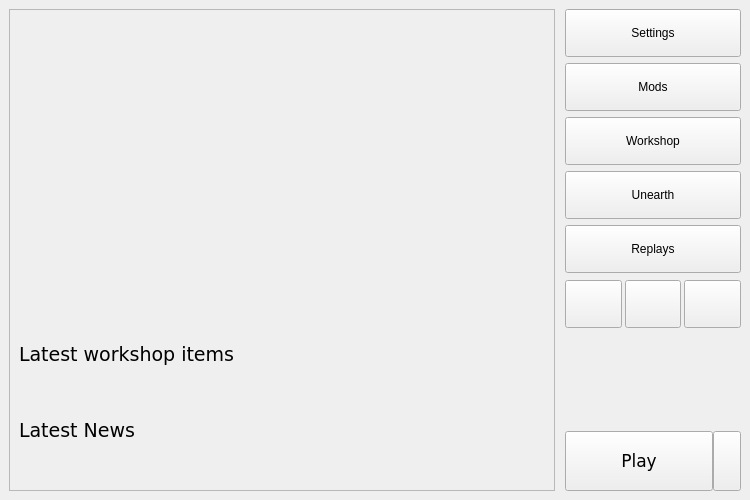
Old version of the form ui/launchermainwindow.ui in the repository Kammerer001/keeperfx-launcher-qt.
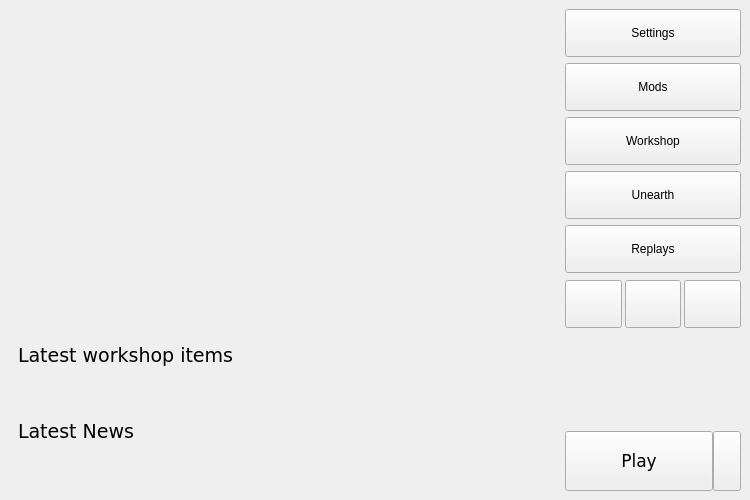
New version of the form. Icons and pictures are not drawn.

Commit message: update main window scrollarea style

```diff
--- a/ui/launchermainwindow.ui
+++ b/ui/launchermainwindow.ui
@@ -42,6 +42,58 @@
       <property name="font">
        <font/>
       </property>
+      <property name="styleSheet">
+       <string notr="true">QScrollArea {
+	background-color: #2D2D2D;
+}
+
+QScrollArea &gt; QWidget &gt; QWidget {
+    background-color: #2d2d2d;
+}
+
+/* Main scrollbar track */
+QScrollBar:vertical {
+    border: none;
+    background-color: #2d2d2d;
+    width: 12px; 
+    margin: 0px;
+}
+
+/* The draggable thumb (slider) */
+QScrollBar::handle:vertical {
+    background-color: #383838;
+    min-height: 30px;
+    border-radius: 6px;
+    margin: 2px;
+}
+
+/* Hover state for the draggable thumb */
+QScrollBar::handle:vertical:hover {
+    background-color: #444;
+}
+
+/* Pressed state for the draggable thumb */
+QScrollBar::handle:vertical:pressed {
+    background-color: #4E4E4E;
+}
+
+/* Hide the top and bottom arrow buttons (modern flat look) */
+QScrollBar::add-line:vertical,
+QScrollBar::sub-line:vertical {
+    border: none;
+    background: none;
+    height: 0px; 
+}
+
+/* The track area above and below the handle */
+QScrollBar::add-page:vertical,
+QScrollBar::sub-page:vertical {
+    background: none;
+}</string>
+      </property>
+      <property name="frameShape">
+       <enum>QFrame::Shape::NoFrame</enum>
+      </property>
       <property name="horizontalScrollBarPolicy">
        <enum>Qt::ScrollBarPolicy::ScrollBarAlwaysOff</enum>
       </property>
@@ -53,8 +105,8 @@
         <rect>
          <x>0</x>
          <y>0</y>
-         <width>544</width>
-         <height>480</height>
+         <width>546</width>
+         <height>482</height>
         </rect>
        </property>
        <layout class="QVBoxLayout" name="verticalLayout_2">
```
